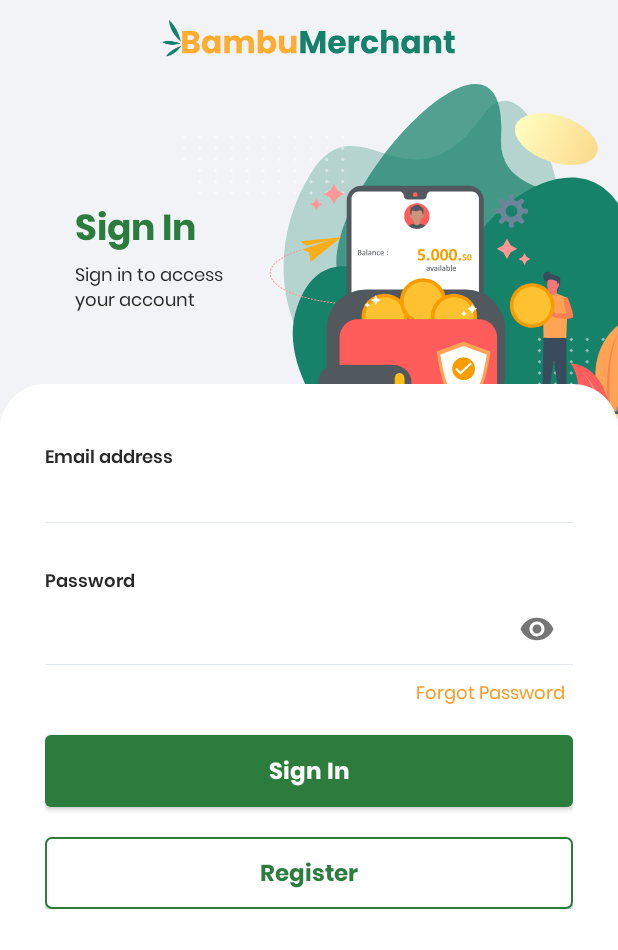
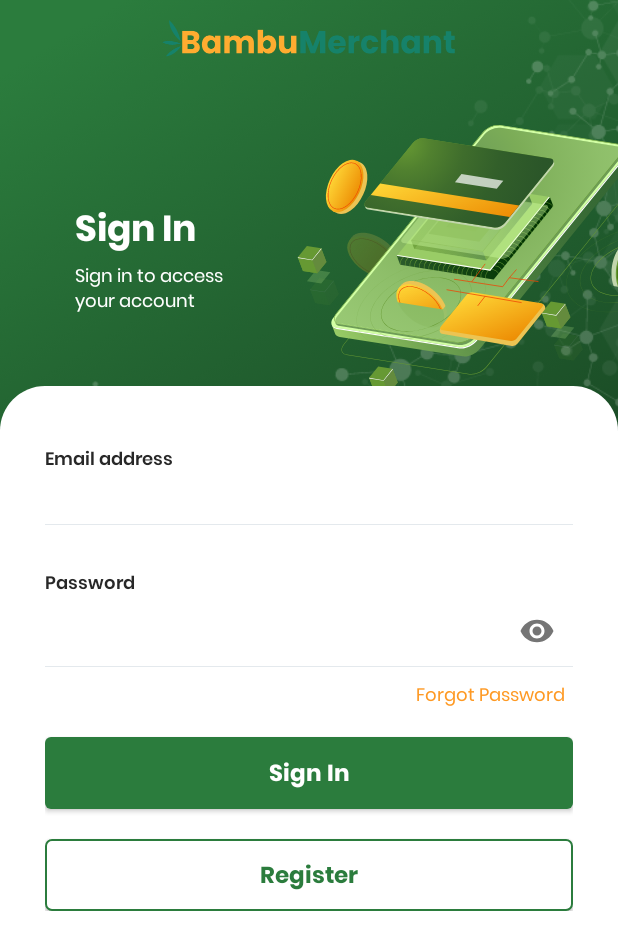
Before and after one commit to mikeds/UM20004-bpaymerchant, an Android app: the LoginActivity screen opened directly, with no data from a screen before it, on a phone screen of 412 x 824 dp. Shown: the top 950 px of the screen. Run offline under Robolectric (Android 15) with nearby library versions, the phone set to English and light mode, and no system bars; our stand-ins replace Dagger/Hilt's generated code, RxJava, Timber; libraries missing offline, so code that uses them is left out: com.google.i18n.phonenumbers; network calls fail.

Commit message:
Updated Login Screen UI with new design

```diff
--- a/bambupay-merchant/src/main/java/com/uxi/bambupaymerchant/di/module/ActivityModule.kt
+++ b/bambupay-merchant/src/main/java/com/uxi/bambupaymerchant/di/module/ActivityModule.kt
@@ -27,4 +27,7 @@
     @ContributesAndroidInjector()
     internal abstract fun contributeCashInActivity(): CashInActivity
 
+    @ContributesAndroidInjector()
+    internal abstract fun contributeForgotPasswordActivity(): ForgotPasswordActivity
+
 }
--- a/bambupay-merchant/src/main/res/layout/activity_login.xml
+++ b/bambupay-merchant/src/main/res/layout/activity_login.xml
@@ -1,12 +1,24 @@
 <?xml version="1.0" encoding="utf-8"?>
-<LinearLayout xmlns:android="http://schemas.android.com/apk/res/android"
+<RelativeLayout xmlns:android="http://schemas.android.com/apk/res/android"
     xmlns:app="http://schemas.android.com/apk/res-auto"
     xmlns:tools="http://schemas.android.com/tools"
     android:layout_width="match_parent"
     android:layout_height="match_parent"
-    android:background="@color/light_grey"
     android:orientation="vertical"
     tools:context=".view.activity.LoginActivity">
+
+    <ImageView
+        android:layout_width="match_parent"
+        android:layout_height="match_parent"
+        android:adjustViewBounds="true"
+        android:scaleType="centerCrop"
+        android:src="@drawable/bg_login" />
+
+    <LinearLayout
+        android:visibility="visible"
+        android:layout_width="match_parent"
+        android:layout_height="match_parent"
+        android:orientation="vertical">
 
         <androidx.appcompat.widget.Toolbar
             android:id="@+id/toolbar"
@@ -31,7 +43,7 @@
                 android:layout_width="wrap_content"
                 android:layout_height="wrap_content"
                 android:layout_alignParentEnd="true"
-            android:layout_marginEnd="-55dp"
+                android:layout_marginEnd="-60dp"
                 android:adjustViewBounds="true"
                 android:src="@drawable/img_sign_logo" />
 
@@ -47,14 +59,14 @@
                     android:layout_width="wrap_content"
                     android:layout_height="wrap_content"
                     android:text="@string/sign_in"
-                android:textColor="@color/green" />
+                    android:textColor="@color/white" />
 
                 <TextView
                     style="@style/TextViewSmall"
                     android:layout_width="wrap_content"
                     android:layout_height="wrap_content"
                     android:text="@string/sign_in_details"
-                android:textColor="@color/black" />
+                    android:textColor="@color/white" />
 
             </LinearLayout>
 
@@ -146,8 +158,24 @@
                     android:textAllCaps="false"
                     android:textColor="@color/green" />
 
+                <!--<TextView
+                    android:id="@+id/btn_verification"
+                    style="@style/TextViewSmall"
+                    android:layout_width="wrap_content"
+                    android:layout_height="wrap_content"
+                    android:layout_gravity="end"
+                    android:layout_marginTop="15dp"
+                    android:paddingStart="10dp"
+                    android:paddingTop="10dp"
+                    android:paddingEnd="5dp"
+                    android:paddingBottom="10dp"
+                    android:text="@string/verification"
+                    android:textColor="@color/gold" />-->
+
             </LinearLayout>
 
         </androidx.core.widget.NestedScrollView>
 
     </LinearLayout>
+
+</RelativeLayout>
--- a/bambupay-merchant/src/main/res/values/colors.xml
+++ b/bambupay-merchant/src/main/res/values/colors.xml
@@ -11,5 +11,6 @@
     <color name="black">#282828</color>
     <color name="div">#337A8FA6</color>
     <color name="grey">#989898</color>
+    <color name="white">#FFFFFF</color>
 
 </resources>
```
Also changed, not shown: bambupay-merchant/src/main/res/drawable-hdpi/bg_login.png (added), bambupay-merchant/src/main/res/drawable-hdpi/img_sign_logo.png, bambupay-merchant/src/main/res/drawable-ldpi/bg_login.png (added), bambupay-merchant/src/main/res/drawable-ldpi/img_sign_logo.png, bambupay-merchant/src/main/res/drawable-mdpi/bg_login.png (added), bambupay-merchant/src/main/res/drawable-mdpi/img_sign_logo.png, bambupay-merchant/src/main/res/drawable-xhdpi/bg_login.png (added), bambupay-merchant/src/main/res/drawable-xhdpi/img_sign_logo.png, bambupay-merchant/src/main/res/drawable-xxhdpi/bg_login.png (added), bambupay-merchant/src/main/res/drawable-xxhdpi/img_sign_logo.png, bambupay-merchant/src/main/res/drawable-xxxhdpi/bg_login.png (added), bambupay-merchant/src/main/res/drawable-xxxhdpi/img_sign_logo.png. Lines whose indentation alone changed are shown as unchanged.
